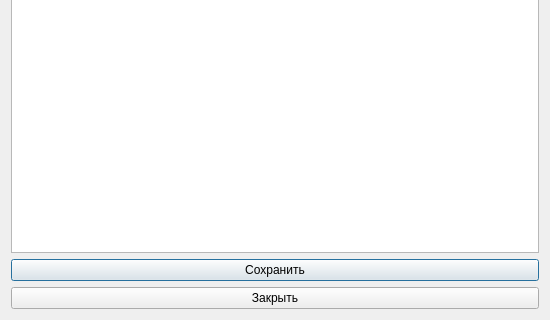
Old version of the form outform.ui in the repository MiBeloz/ScorpionResume; both pictures show x 0 to 550 and y 240 to 560 of the 550 by 560 pixel window.
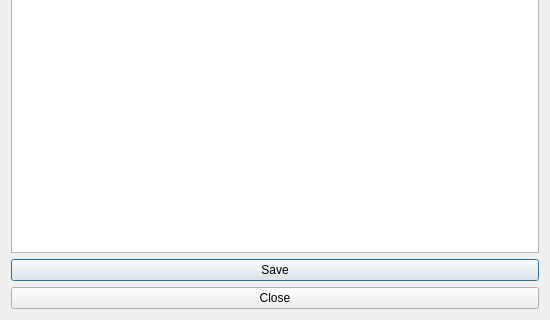
New version of the form.

Patch:
```diff
--- a/outform.ui
+++ b/outform.ui
@@ -27,14 +27,14 @@
    <item>
     <widget class="QPushButton" name="pb_save">
      <property name="text">
-      <string>Сохранить</string>
+      <string>Save</string>
      </property>
     </widget>
    </item>
    <item>
     <widget class="QPushButton" name="pb_close">
      <property name="text">
-      <string>Закрыть</string>
+      <string>Close</string>
      </property>
     </widget>
    </item>
```
Left out of the diff: 2 changed lines with no effect on the pictures.
